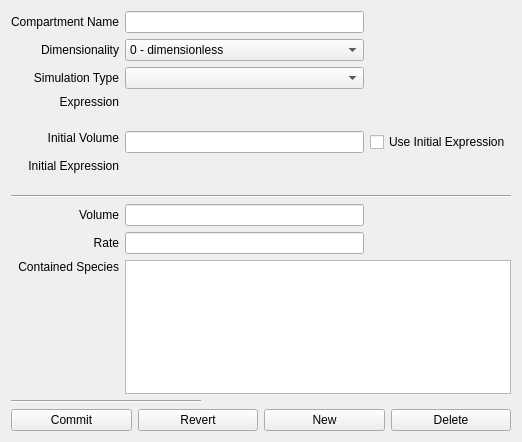
Above: copasi/UI/CQCompartment.ui from copasi/COPASI before the change. Below: the same form after it.
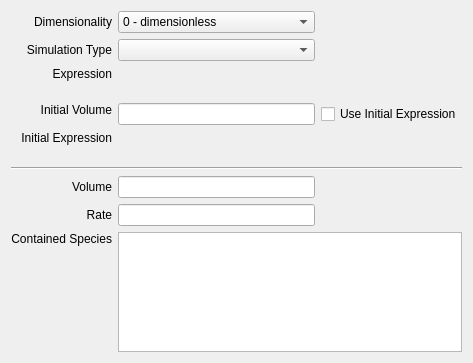
That is the form after the change. Custom widgets are drawn as their Qt base class.

Diff of the .ui file:
```diff
--- a/copasi/UI/CQCompartment.ui
+++ b/copasi/UI/CQCompartment.ui
@@ -20,8 +20,8 @@
    <rect>
     <x>0</x>
     <y>0</y>
-    <width>522</width>
-    <height>442</height>
+    <width>473</width>
+    <height>363</height>
    </rect>
   </property>
   <property name="sizePolicy">
@@ -35,35 +35,6 @@
   </property>
   <layout class="QGridLayout" name="gridLayout">
    <item row="0" column="0">
-    <widget class="QLabel" name="mpLblName">
-     <property name="sizePolicy">
-      <sizepolicy hsizetype="Preferred" vsizetype="Minimum">
-       <horstretch>0</horstretch>
-       <verstretch>0</verstretch>
-      </sizepolicy>
-     </property>
-     <property name="text">
-      <string>Compartment Name</string>
-     </property>
-     <property name="alignment">
-      <set>Qt::AlignRight|Qt::AlignTrailing|Qt::AlignVCenter</set>
-     </property>
-     <property name="wordWrap">
-      <bool>false</bool>
-     </property>
-    </widget>
-   </item>
-   <item row="0" column="1" colspan="3">
-    <widget class="QLineEdit" name="mpEditName">
-     <property name="sizePolicy">
-      <sizepolicy hsizetype="MinimumExpanding" vsizetype="Fixed">
-       <horstretch>0</horstretch>
-       <verstretch>0</verstretch>
-      </sizepolicy>
-     </property>
-    </widget>
-   </item>
-   <item row="1" column="0">
     <widget class="QLabel" name="mpLblDim">
      <property name="sizePolicy">
       <sizepolicy hsizetype="Preferred" vsizetype="Minimum">
@@ -82,7 +53,7 @@
      </property>
     </widget>
    </item>
-   <item row="1" column="1" colspan="3">
+   <item row="0" column="1" colspan="3">
     <widget class="QComboBox" name="mpComboBoxDim">
      <property name="sizePolicy">
       <sizepolicy hsizetype="MinimumExpanding" vsizetype="Fixed">
@@ -112,7 +83,7 @@
      </item>
     </widget>
    </item>
-   <item row="2" column="0">
+   <item row="1" column="0">
     <widget class="QLabel" name="mpLblType">
      <property name="sizePolicy">
       <sizepolicy hsizetype="Preferred" vsizetype="Minimum">
@@ -131,7 +102,7 @@
      </property>
     </widget>
    </item>
-   <item row="2" column="1" colspan="3">
+   <item row="1" column="1" colspan="3">
     <widget class="QComboBox" name="mpComboBoxType">
      <property name="sizePolicy">
       <sizepolicy hsizetype="MinimumExpanding" vsizetype="Fixed">
@@ -141,7 +112,7 @@
      </property>
     </widget>
    </item>
-   <item row="3" column="0">
+   <item row="2" column="0">
     <widget class="QLabel" name="mpLblExpression">
      <property name="sizePolicy">
       <sizepolicy hsizetype="Preferred" vsizetype="Minimum">
@@ -160,7 +131,7 @@
      </property>
     </widget>
    </item>
-   <item row="3" column="1" colspan="4">
+   <item row="2" column="1" colspan="4">
     <widget class="CQExpressionMmlStackedWidget" name="mpExpressionEMW">
      <property name="minimumSize">
       <size>
@@ -175,7 +146,7 @@
      <widget class="QWidget" name="page_2"/>
     </widget>
    </item>
-   <item row="4" column="0">
+   <item row="3" column="0">
     <widget class="QLabel" name="mpLblInitialValue">
      <property name="sizePolicy">
       <sizepolicy hsizetype="Preferred" vsizetype="Minimum">
@@ -194,7 +165,7 @@
      </property>
     </widget>
    </item>
-   <item row="4" column="1" colspan="3">
+   <item row="3" column="1" colspan="3">
     <widget class="QLineEdit" name="mpEditInitialVolume">
      <property name="sizePolicy">
       <sizepolicy hsizetype="MinimumExpanding" vsizetype="Fixed">
@@ -204,14 +175,14 @@
      </property>
     </widget>
    </item>
-   <item row="4" column="4">
+   <item row="3" column="4">
     <widget class="QCheckBox" name="mpBoxUseInitialExpression">
      <property name="text">
       <string>Use Initial Expression</string>
      </property>
     </widget>
    </item>
-   <item row="5" column="0">
+   <item row="4" column="0">
     <widget class="QLabel" name="mpLblInitialExpression">
      <property name="sizePolicy">
       <sizepolicy hsizetype="Preferred" vsizetype="Minimum">
@@ -230,7 +201,7 @@
      </property>
     </widget>
    </item>
-   <item row="5" column="1" colspan="4">
+   <item row="4" column="1" colspan="4">
     <widget class="CQExpressionMmlStackedWidget" name="mpInitialExpressionEMW">
      <property name="minimumSize">
       <size>
@@ -245,7 +216,7 @@
      <widget class="QWidget" name="page_4"/>
     </widget>
    </item>
-   <item row="6" column="0" colspan="5">
+   <item row="5" column="0" colspan="5">
     <widget class="Line" name="mpLine1">
      <property name="frameShape">
       <enum>QFrame::HLine</enum>
@@ -255,7 +226,7 @@
      </property>
     </widget>
    </item>
-   <item row="7" column="0">
+   <item row="6" column="0">
     <widget class="QLabel" name="mpLblVolume">
      <property name="sizePolicy">
       <sizepolicy hsizetype="Preferred" vsizetype="Minimum">
@@ -274,7 +245,7 @@
      </property>
     </widget>
    </item>
-   <item row="7" column="1" colspan="3">
+   <item row="6" column="1" colspan="3">
     <widget class="QLineEdit" name="mpEditCurrentVolume">
      <property name="sizePolicy">
       <sizepolicy hsizetype="MinimumExpanding" vsizetype="Fixed">
@@ -287,7 +258,7 @@
      </property>
     </widget>
    </item>
-   <item row="8" column="0">
+   <item row="7" column="0">
     <widget class="QLabel" name="mpLblRate">
      <property name="sizePolicy">
       <sizepolicy hsizetype="Preferred" vsizetype="Minimum">
@@ -306,7 +277,7 @@
      </property>
     </widget>
    </item>
-   <item row="8" column="1" colspan="3">
+   <item row="7" column="1" colspan="3">
     <widget class="QLineEdit" name="mpEditRate">
      <property name="sizePolicy">
       <sizepolicy hsizetype="MinimumExpanding" vsizetype="Fixed">
@@ -319,7 +290,7 @@
      </property>
     </widget>
    </item>
-   <item row="9" column="0">
+   <item row="8" column="0">
     <widget class="QLabel" name="mpLblMetabolites">
      <property name="sizePolicy">
       <sizepolicy hsizetype="Preferred" vsizetype="Minimum">
@@ -338,7 +309,7 @@
      </property>
     </widget>
    </item>
-   <item row="9" column="1" colspan="4">
+   <item row="8" column="1" colspan="4">
     <widget class="QTableWidget" name="mpMetaboliteTable">
      <property name="editTriggers">
       <set>QAbstractItemView::NoEditTriggers</set>
@@ -354,17 +325,7 @@
      </attribute>
     </widget>
    </item>
-   <item row="10" column="0" colspan="2">
-    <widget class="Line" name="mpLine2">
-     <property name="frameShape">
-      <enum>QFrame::HLine</enum>
-     </property>
-     <property name="frameShadow">
-      <enum>QFrame::Sunken</enum>
-     </property>
-    </widget>
-   </item>
-   <item row="10" column="2">
+   <item row="9" column="2">
     <spacer name="mpVerticalSpacer">
      <property name="orientation">
       <enum>Qt::Vertical</enum>
@@ -377,38 +338,6 @@
      </property>
     </spacer>
    </item>
-   <item row="11" column="0" colspan="5">
-    <layout class="QHBoxLayout" name="horizontalLayout">
-     <item>
-      <widget class="QPushButton" name="mpBtnCommit">
-       <property name="text">
-        <string>Commit</string>
-       </property>
-      </widget>
-     </item>
-     <item>
-      <widget class="QPushButton" name="mpBtnRevert">
-       <property name="text">
-        <string>Revert</string>
-       </property>
-      </widget>
-     </item>
-     <item>
-      <widget class="QPushButton" name="mpBtnNew">
-       <property name="text">
-        <string>New</string>
-       </property>
-      </widget>
-     </item>
-     <item>
-      <widget class="QPushButton" name="mpBtnDelete">
-       <property name="text">
-        <string>Delete</string>
-       </property>
-      </widget>
-     </item>
-    </layout>
-   </item>
   </layout>
  </widget>
  <layoutdefault spacing="6" margin="11"/>
```
Left out of the diff: 92 changed lines with no effect on the pictures.
